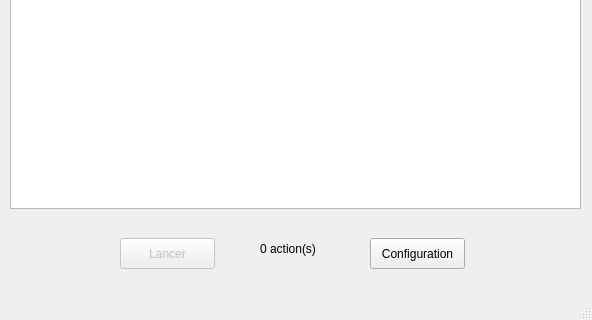
This is clustershell_IHM/clustershell_IHM.ui in gdubroeucq/Clustershell_G-G as Qt 5 draws it before an edit; both pictures show x 0 to 592 and y 291 to 611 of the 592 by 611 pixel window. The edited form follows.
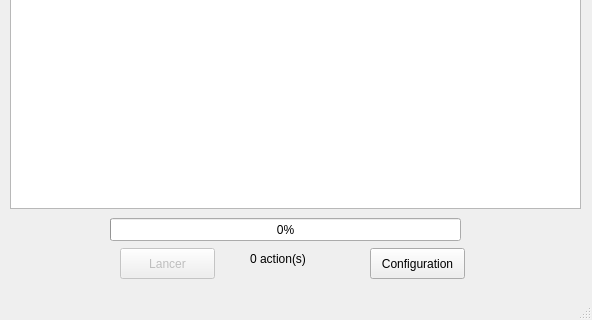
This is the edited form.

```diff
--- a/clustershell_IHM/clustershell_IHM.ui
+++ b/clustershell_IHM/clustershell_IHM.ui
@@ -30,7 +30,7 @@
     <property name="geometry">
      <rect>
       <x>370</x>
-      <y>510</y>
+      <y>520</y>
       <width>95</width>
       <height>31</height>
      </rect>
@@ -46,7 +46,7 @@
     <property name="geometry">
      <rect>
       <x>120</x>
-      <y>510</y>
+      <y>520</y>
       <width>95</width>
       <height>31</height>
      </rect>
@@ -86,8 +86,8 @@
    <widget class="QLabel" name="label">
     <property name="geometry">
      <rect>
-      <x>260</x>
-      <y>510</y>
+      <x>250</x>
+      <y>520</y>
       <width>91</width>
       <height>21</height>
      </rect>
@@ -109,6 +109,22 @@
      <string>Console</string>
     </property>
    </widget>
+   <widget class="QProgressBar" name="progressBar">
+    <property name="enabled">
+     <bool>true</bool>
+    </property>
+    <property name="geometry">
+     <rect>
+      <x>110</x>
+      <y>490</y>
+      <width>351</width>
+      <height>23</height>
+     </rect>
+    </property>
+    <property name="value">
+     <number>0</number>
+    </property>
+   </widget>
   </widget>
   <widget class="QMenuBar" name="menubar">
    <property name="geometry">
```
